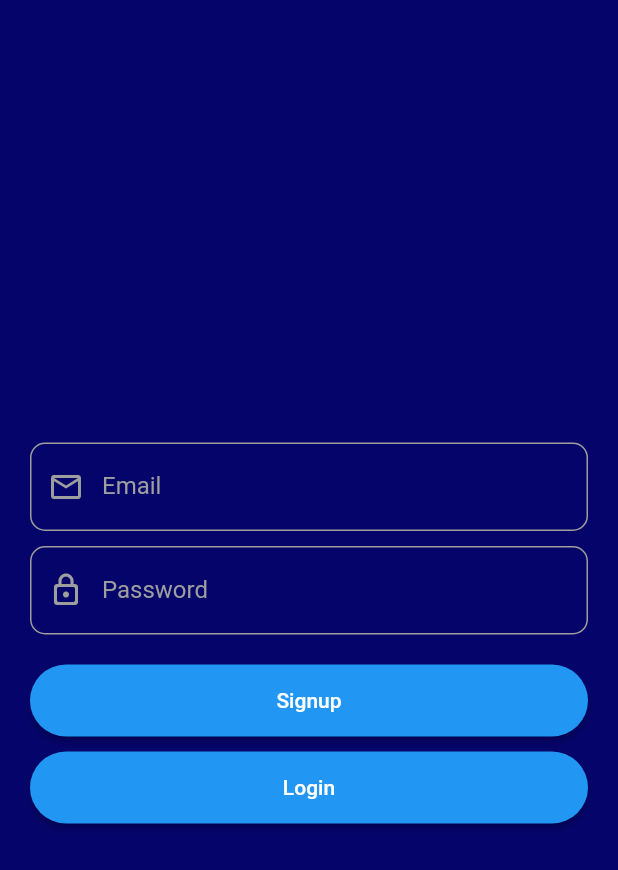
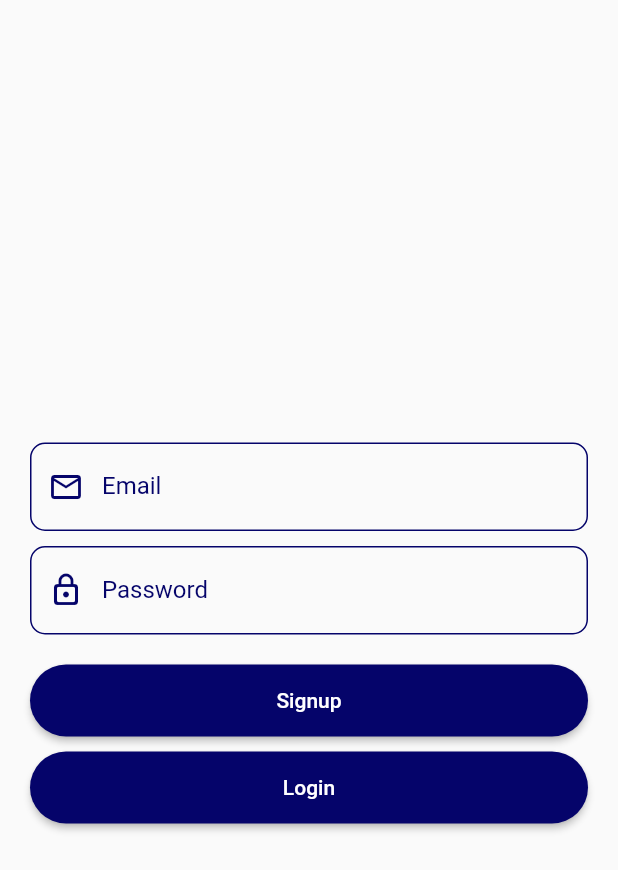
Before and after one commit to RyleZamayla/MobileQue_Management_frontend, a Flutter app: the screen it shows after launch, on a phone screen of 412 x 824 dp. Shown: the top 870 px of the screen. Run offline on Flutter 3.47's test engine with Material 2 defaults, Android fonts, the phone set to English and light mode, and no system bars; missing offline and left inert: mobile_scanner.

```diff
--- a/lib/feed.dart
+++ b/lib/feed.dart
@@ -1,6 +1,5 @@
 import 'package:flutter/material.dart';
 import 'package:mobilequemanagement_frontend/drawer.dart';
-import 'package:mobilequemanagement_frontend/qr_scanner.dart';
 import 'package:mobilequemanagement_frontend/student_login.dart';
 
 void main() {
@@ -15,14 +14,16 @@ class QueManagement extends StatelessWidget {
     return MaterialApp(
       title: 'Flutter Demo',
       theme: ThemeData(
-        primaryColor: const Color(0xFF05046a),
+        primaryColor: Colors.white,
         primaryColorDark: const Color(0xFF05046a),
-        visualDensity: VisualDensity.adaptivePlatformDensity, colorScheme: ColorScheme.fromSwatch().copyWith(secondary: const Color(0xFF05046a)),
+        visualDensity: VisualDensity.adaptivePlatformDensity,
+        colorScheme: ColorScheme.fromSwatch().copyWith(secondary: Colors.amber),
       ),
       home: const Login(),
       debugShowCheckedModeBanner: false,
     );
   }
+
 }
 
 class MyHomePage extends StatelessWidget {
--- a/lib/student_login.dart
+++ b/lib/student_login.dart
@@ -1,5 +1,4 @@
 import 'package:flutter/material.dart';
-import 'package:mobilequemanagement_frontend/feed.dart';
 import 'package:mobilequemanagement_frontend/qr_scanner.dart';
 
 class Login extends StatefulWidget {
@@ -13,7 +12,7 @@ class _LoginState extends State<Login> {
   @override
   Widget build(BuildContext context) {
     return Scaffold(
-      backgroundColor: const Color(0xFF05046a),
+      backgroundColor: const Color(0xFFfafafa),
       body: Container(
         padding: const EdgeInsets.all(20.0),
         child: Column(
@@ -25,16 +24,16 @@ class _LoginState extends State<Login> {
               decoration: InputDecoration(
                 prefixIcon: const Icon(
                     Icons.email_outlined,
-                    color: Colors.grey),
+                    color: Color(0xFF05046a)),
                 labelText: 'Email',
-                labelStyle: const TextStyle(color: Colors.grey),
+                labelStyle: const TextStyle(color: Color(0xFF05046a)),
                 border: const OutlineInputBorder(),
                 focusedBorder:  OutlineInputBorder(
-                    borderSide: const BorderSide(color: Colors.white),
+                    borderSide: const BorderSide(color: Colors.amber),
                     borderRadius: BorderRadius.circular(10)
                 ),
                 enabledBorder: OutlineInputBorder(
-                    borderSide: const BorderSide(color: Colors.grey),
+                    borderSide: const BorderSide(color: Color(0xFF05046a)),
                     borderRadius: BorderRadius.circular(10)
                 ),
               ),
@@ -46,19 +45,17 @@ class _LoginState extends State<Login> {
               decoration: InputDecoration(
                 prefixIcon: const Icon(
                     Icons.lock_outline_rounded,
-                    color: Colors.grey,),
+                    color: Color(0xFF05046a),),
                 labelText: 'Password',
+                labelStyle: const TextStyle(color: Color(0xFF05046a)),
                 border:  const OutlineInputBorder(),
                 focusedBorder:  OutlineInputBorder(
-                  borderSide: const BorderSide(color: Colors.white),
+                  borderSide: const BorderSide(color: Colors.amber),
                   borderRadius: BorderRadius.circular(10)
                 ),
                 enabledBorder: OutlineInputBorder(
-                  borderSide: const BorderSide(color: Colors.grey),
+                  borderSide: const BorderSide(color: Color(0xFF05046a)),
                   borderRadius: BorderRadius.circular(10)
-                ),
-                labelStyle: const TextStyle(
-                  color: Colors.grey, // Change text color here
                 ),
               ),
             ),
@@ -71,6 +68,7 @@ class _LoginState extends State<Login> {
 
                 },
                 style: ButtonStyle(
+                  backgroundColor: MaterialStateProperty.all(const Color(0xFF05046a)),
                   shape: MaterialStateProperty.all<RoundedRectangleBorder>(
                     RoundedRectangleBorder(
                       borderRadius: BorderRadius.circular(50)
@@ -88,10 +86,11 @@ class _LoginState extends State<Login> {
                 onPressed: () {
                   Navigator.push(
                     context,
-                    MaterialPageRoute(builder: (context) => const QrScanner()),
+                    MaterialPageRoute(builder: (context) => QrScanner()),
                   );
                 },
                 style: ButtonStyle(
+                    backgroundColor: MaterialStateProperty.all(const Color(0xFF05046a)),
                     shape: MaterialStateProperty.all<RoundedRectangleBorder>(
                         RoundedRectangleBorder(
                             borderRadius: BorderRadius.circular(50)
--- a/pubspec.yaml
+++ b/pubspec.yaml
@@ -35,6 +35,7 @@ dependencies:
   # The following adds the Cupertino Icons font to your application.
   # Use with the CupertinoIcons class for iOS style icons.
   cupertino_icons: ^1.0.2
+  mobile_scanner: ^3.2.0
 
 dev_dependencies:
   flutter_test:
```
Also changed, not shown: lib/qr_scanner.dart (added, +110 -0 lines), lib/qr_scanner_overlay.dart (added, +146 -0 lines), pubspec.lock, 3 other files.
